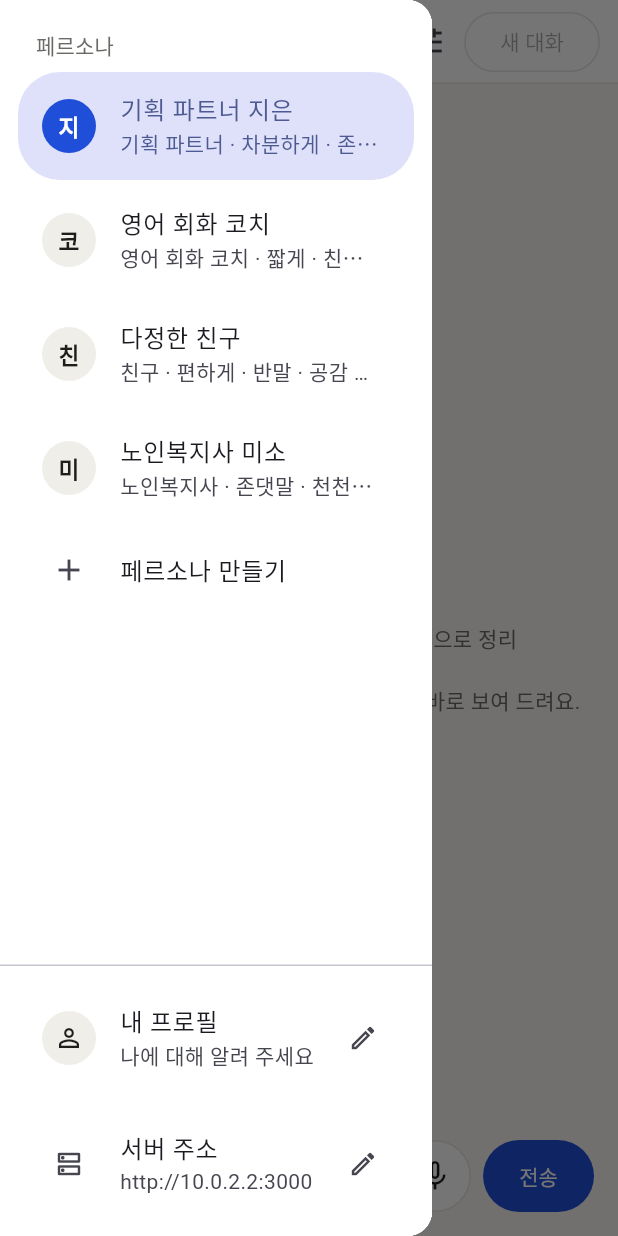
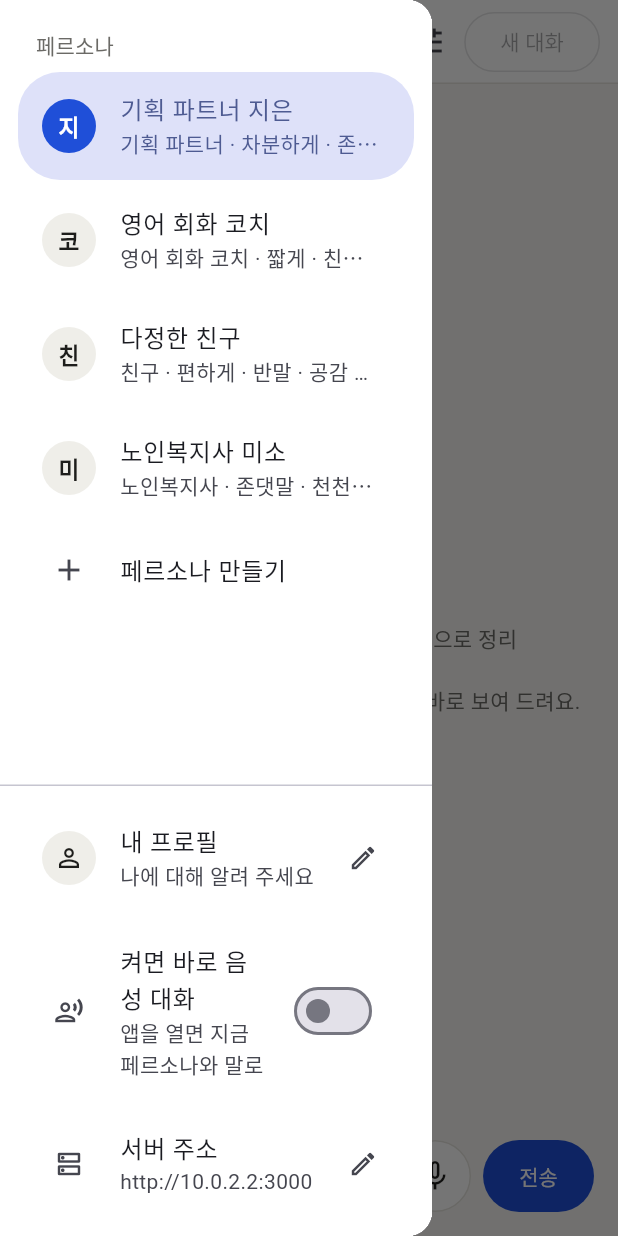
Before and after one commit to kimtaesung98/ai-agent-chat-demo, a Flutter app: the screen it shows after launch, in the side drawer, after a tap on the "record voice over" icon, on a phone screen of 412 x 824 dp. Run offline on Flutter 3.47's test engine with Material 3 defaults, Android fonts, the phone set to English and light mode, and no system bars; our stand-ins replace flutter_tts, shared_preferences, speech_to_text; missing offline and left inert: dart:js_interop, fetch_client; network calls fail.

Commit message:
feat(F-021): 켜면 바로 음성 대화 설정
- 서랍 스위치 '켜면 바로 음성 대화'(기본 꺼짐, 음성 엔진 있을 때만)
- 켜 두면 앱을 열자마자 지금 페르소나로 음성 대화 화면을 열고 듣기
- 기기 저장 start.voice, SPEC v1.17 F-021

Co-Authored-By: Claude Opus 5.5 <noreply@anthropic.com>
Claude-Session: https://claude.ai/code/session_01HrExCzwXXnpY6ps9PJTrhs

```diff
--- /dev/null
+++ b/app/lib/chat/start_settings.dart
@@ -0,0 +1,20 @@
+/// 앱 시작 설정 (SPEC.md F-021). 켜 두면 앱을 열자마자 지금 페르소나와 음성 대화 화면으로 시작한다 — 어르신용.
+/// `package:flutter/foundation.dart`까지만 import한다. 저장은 바깥(`storage/`)이 한다.
+library;
+
+import 'package:flutter/foundation.dart';
+
+class StartSettings extends ChangeNotifier {
+  StartSettings([this._voiceOnStart = false]);
+
+  bool _voiceOnStart;
+
+  /// 앱을 켜면 바로 음성 대화로 시작할지.
+  bool get voiceOnStart => _voiceOnStart;
+
+  set voiceOnStart(bool value) {
+    if (value == _voiceOnStart) return;
+    _voiceOnStart = value;
+    notifyListeners();
+  }
+}
--- a/app/lib/main.dart
+++ b/app/lib/main.dart
@@ -5,6 +5,7 @@ import 'api/chat_api.dart';
 import 'api/server_address.dart';
 import 'chat/chat_controller.dart';
 import 'chat/server_settings.dart';
+import 'chat/start_settings.dart';
 import 'storage/app_storage.dart';
 import 'storage/prefs_store.dart';
 import 'ui/chat_page.dart';
@@ -43,17 +44,20 @@ Future<void> main() async {
     controller.loadConfig(); // 새 서버의 모드(모의·Claude)를 다시 읽는다
   });
   final voice = VoiceController(controller, PluginVoiceEngine());
-  runApp(ChatApp(controller: controller, voice: voice, server: server));
+  runApp(ChatApp(controller: controller, voice: voice, server: server, start: loadStart(store)));
 }
 
 class ChatApp extends StatelessWidget {
-  const ChatApp({super.key, required this.controller, this.voice, this.server});
+  const ChatApp({super.key, required this.controller, this.voice, this.server, this.start});
 
   final ChatController controller;
   final VoiceController? voice;
 
   /// 모바일 앱의 서버 주소 설정. 웹은 null.
   final ServerSettings? server;
+
+  /// 앱 시작 설정 (F-021). 없으면 설정 칸을 그리지 않는다.
+  final StartSettings? start;
 
   @override
   Widget build(BuildContext context) {
@@ -62,7 +66,7 @@ class ChatApp extends StatelessWidget {
       debugShowCheckedModeBanner: false,
       theme: buildTheme(Brightness.light),
       darkTheme: buildTheme(Brightness.dark),
-      home: ChatPage(controller: controller, voice: voice, server: server),
+      home: ChatPage(controller: controller, voice: voice, server: server, start: start),
     );
   }
 }
--- a/app/lib/storage/app_storage.dart
+++ b/app/lib/storage/app_storage.dart
@@ -11,6 +11,7 @@ import 'package:flutter/foundation.dart';
 import '../chat/memory_controller.dart';
 import '../chat/persona_controller.dart';
 import '../chat/server_settings.dart';
+import '../chat/start_settings.dart';
 
 /// 문자열 키-값 저장소. 읽기는 바로, 쓰기는 비동기. 테스트는 [MemoryStore].
 abstract interface class KeyValueStore {
@@ -40,7 +41,8 @@ abstract final class StoreKeys {
   static const personas = 'personas.v1';
   static const server = 'server.address';
   static const memory = 'memory.v1';
-  static const all = {personas, server, memory};
+  static const voiceOnStart = 'start.voice';
+  static const all = {personas, server, memory, voiceOnStart};
 }
 
 /// 저장된 페르소나로 컨트롤러를 만들고, 바뀔 때마다 저장한다.
@@ -71,6 +73,13 @@ MemoryController loadMemory(KeyValueStore store) {
   return memory;
 }
 
+/// 저장된 시작 설정을 읽고, 바뀔 때마다 저장한다 (F-021).
+StartSettings loadStart(KeyValueStore store) {
+  final settings = StartSettings(store.read(StoreKeys.voiceOnStart) == 'true');
+  settings.addListener(() => _write(store, StoreKeys.voiceOnStart, settings.voiceOnStart ? 'true' : null));
+  return settings;
+}
+
 /// 저장된 서버 주소로 설정을 만들고, 바뀔 때마다 저장한다.
 ServerSettings loadServer(KeyValueStore store, {required String fallback}) {
   final settings = ServerSettings(fallback: fallback, saved: store.read(StoreKeys.server) ?? '');
--- a/app/lib/ui/chat_page.dart
+++ b/app/lib/ui/chat_page.dart
@@ -7,6 +7,7 @@ import 'package:flutter/services.dart';
 import '../chat/chat_controller.dart';
 import '../chat/persona_controller.dart';
 import '../chat/server_settings.dart';
+import '../chat/start_settings.dart';
 import '../voice/voice_controller.dart';
 import 'persona_editor.dart';
 import 'persona_widgets.dart';
@@ -15,7 +16,7 @@ import 'theme.dart';
 import 'voice_page.dart';
 
 class ChatPage extends StatefulWidget {
-  const ChatPage({super.key, required this.controller, this.voice, this.server});
+  const ChatPage({super.key, required this.controller, this.voice, this.server, this.start});
 
   final ChatController controller;
 
@@ -24,6 +25,9 @@ class ChatPage extends StatefulWidget {
 
   /// 모바일 앱의 서버 주소 설정 (F-017 AC7). 웹은 null.
   final ServerSettings? server;
+
+  /// 앱 시작 설정 (F-021). 켜 있으면 첫 화면에서 바로 음성 대화 화면을 연다.
+  final StartSettings? start;
 
   @override
   State<ChatPage> createState() => _ChatPageState();
@@ -53,6 +57,13 @@ class _ChatPageState extends State<ChatPage> {
     super.initState();
     _chat.addListener(_onChange);
     _lifecycle; // 만들어 두기만 하면 듣는다
+    final voice = _voice;
+    if (voice != null && (widget.start?.voiceOnStart ?? false)) {
+      // 첫 프레임 뒤에 연다 — 채팅 화면이 뒤에 있어야 "글자로 보기"·"대화 끝내기"로 돌아온다 (F-021 AC1)
+      WidgetsBinding.instance.addPostFrameCallback((_) {
+        if (mounted) openVoicePage(context, chat: _chat, voice: voice);
+      });
+    }
   }
 
   @override
@@ -129,6 +140,7 @@ class _ChatPageState extends State<ChatPage> {
         close();
         _editProfile();
       },
+      start: _voice == null ? null : widget.start,
       serverAddress: widget.server?.address,
       onEditServer: switch (widget.server) {
         final server? => () {
--- a/app/lib/ui/persona_widgets.dart
+++ b/app/lib/ui/persona_widgets.dart
@@ -4,6 +4,7 @@ library;
 import 'package:flutter/material.dart';
 
 import '../chat/persona_controller.dart';
+import '../chat/start_settings.dart';
 import 'theme.dart';
 
 /// 이 폭부터 사이드바를 고정하고, 좁으면 서랍으로 연다 (F-005 AC7).
@@ -42,9 +43,13 @@ class PersonaSidebar extends StatelessWidget {
     required this.onSelect,
     required this.onCreate,
     required this.onEditProfile,
+    this.start,
     this.serverAddress,
     this.onEditServer,
   });
+
+  /// 앱 시작 설정 (F-021). 음성이 없거나 null이면 그리지 않는다.
+  final StartSettings? start;
 
   final PersonaController personas;
 
@@ -125,6 +130,22 @@ class PersonaSidebar extends StatelessWidget {
                 onTap: onEditProfile,
               ),
             ),
+            if (start case final start?)
+              Padding(
+                padding: const EdgeInsets.fromLTRB(12, 0, 12, 12),
+                child: ListenableBuilder(
+                  listenable: start,
+                  builder: (context, _) => SwitchListTile(
+                    key: const Key('start-voice'),
+                    shape: RoundedRectangleBorder(borderRadius: BorderRadius.circular(28)),
+                    secondary: const SizedBox(width: 36, child: Icon(Icons.record_voice_over_outlined, size: 20)),
+                    title: const Text('켜면 바로 음성 대화'),
+                    subtitle: const Text('앱을 열면 지금 페르소나와 말로 시작해요', maxLines: 2),
+                    value: start.voiceOnStart,
+                    onChanged: (v) => start.voiceOnStart = v,
+                  ),
+                ),
+              ),
             if (onEditServer case final onEditServer?)
               Padding(
                 padding: const EdgeInsets.fromLTRB(12, 0, 12, 12),
```
Also changed, not shown: 5 other files.
